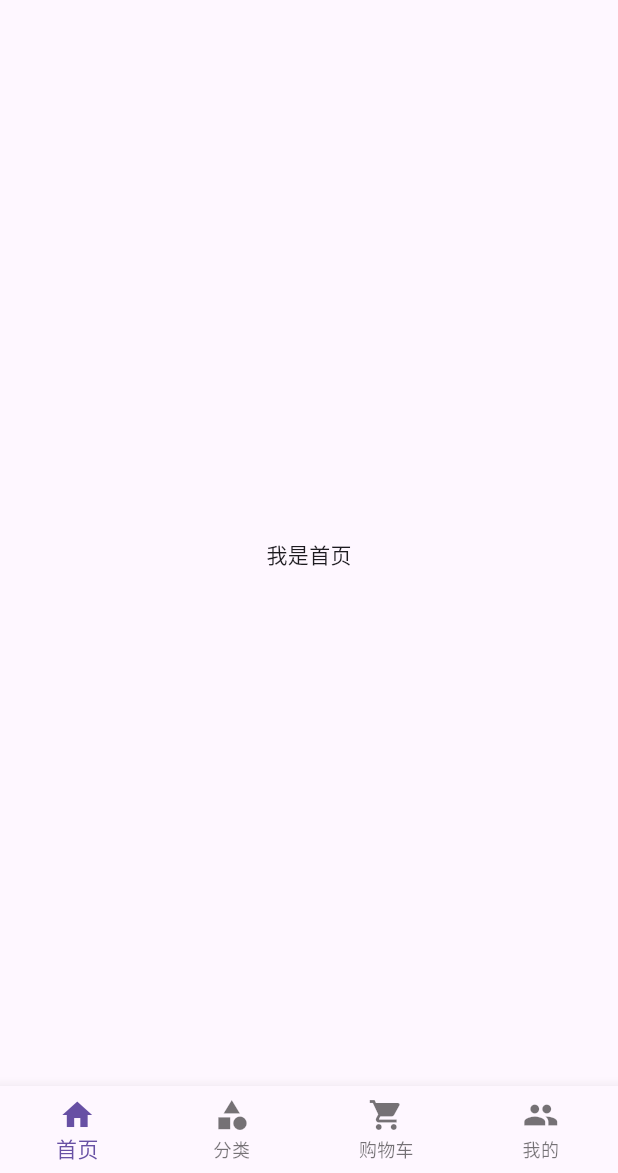
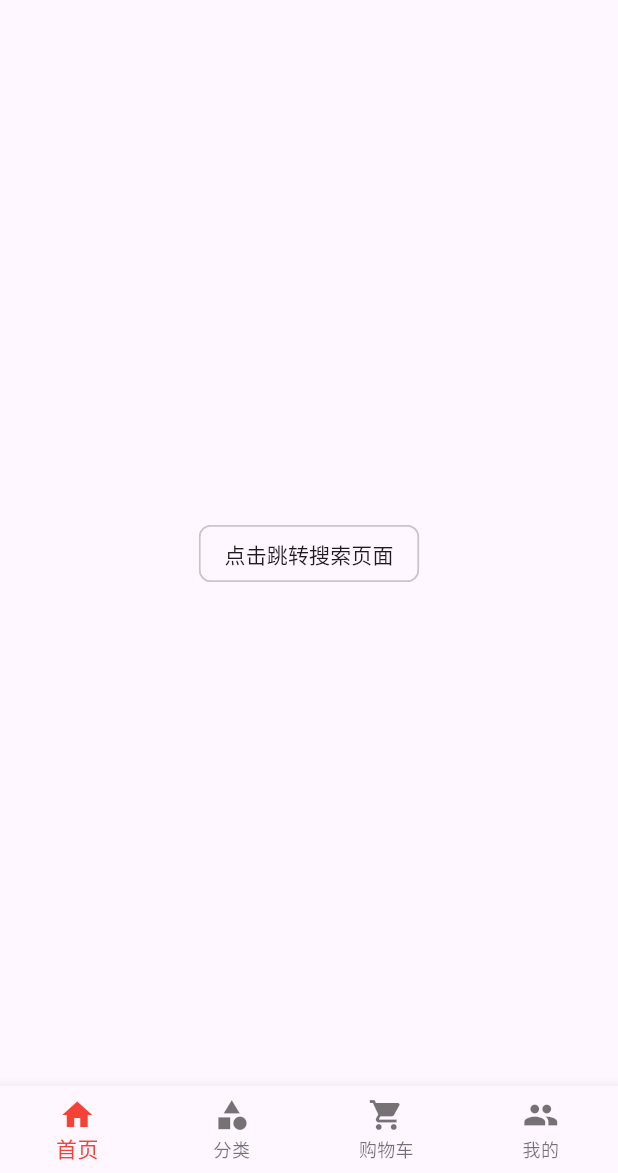
Before and after one commit to ForwardLonly/flutter_fangJD_demo, a Flutter app: the screen it shows after launch, on a phone screen of 412 x 824 dp, the part 63-1236 px from its top. Run offline on Flutter 3.47's test engine with Material 3 defaults, Android fonts, the phone set to English and light mode, and no system bars.

Commit message:
[commit] 配置路由 [version] 0.1.0

```diff
--- a/fangjd/lib/Pages/Home.dart
+++ b/fangjd/lib/Pages/Home.dart
@@ -11,7 +11,12 @@ class _HomePageState extends State<HomePage> {
   @override
   Widget build(BuildContext context) {
     return Center(
-      child: Text("我是首页"),
+      child: ActionChip(
+        label: Text("点击跳转搜索页面"),
+        onPressed: () {
+          Navigator.pushNamed(context, '/search');
+        },
+      ),
     );
   }
 }
--- a/fangjd/lib/Pages/Tabs.dart
+++ b/fangjd/lib/Pages/Tabs.dart
@@ -36,6 +36,7 @@ class _TabsState extends State<Tabs> {
           },
           // 如果items的数量超过三个的话，就需要设置这个属性，否者显示不出来
           type: BottomNavigationBarType.fixed,
+          fixedColor: Colors.red,
           items: [
             BottomNavigationBarItem(icon: Icon( Icons.home), label: "首页"),
             BottomNavigationBarItem(icon: Icon( Icons.category), label: "分类"),
--- /dev/null
+++ b/fangjd/lib/Routers/Router.dart
@@ -0,0 +1,29 @@
+import 'package:flutter/material.dart';
+import 'package:fangjd/Pages/Tabs.dart';
+import 'package:fangjd/Pages/Search.dart';
+
+
+//配置路由
+final routes = {
+  '/': (context) => Tabs(),
+  '/search' : (context) => SearchPage(),
+};
+
+//固定写法
+var onGenerateRoute = (RouteSettings settings) {
+// 统一处理
+  final String name = settings.name ?? "";
+  final Function? pageContentBuilder = routes[name];
+  if (pageContentBuilder != null) {
+    if (settings.arguments != null) {
+      final Route route = MaterialPageRoute(
+          builder: (context) =>
+              pageContentBuilder(context, arguments: settings.arguments));
+      return route;
+    } else {
+      final Route route =
+          MaterialPageRoute(builder: (context) => pageContentBuilder(context));
+      return route;
+    }
+  }
+};
--- a/fangjd/lib/main.dart
+++ b/fangjd/lib/main.dart
@@ -1,5 +1,6 @@
 import 'package:flutter/material.dart';
 import 'package:fangjd/Pages/Tabs.dart';
+import 'package:fangjd/Routers/Router.dart';
 
 void main() {
   runApp(const MyApp());
@@ -16,7 +17,9 @@ class _MyAppState extends State<MyApp> {
   @override
   Widget build(BuildContext context) {
     return MaterialApp(
-      home: Tabs()
+      // home: Tabs()
+      initialRoute: '/',
+      onGenerateRoute: onGenerateRoute,
     );
   }
 }
```
Also changed, not shown: fangjd/lib/Pages/Search.dart (added, +22 -0 lines).
